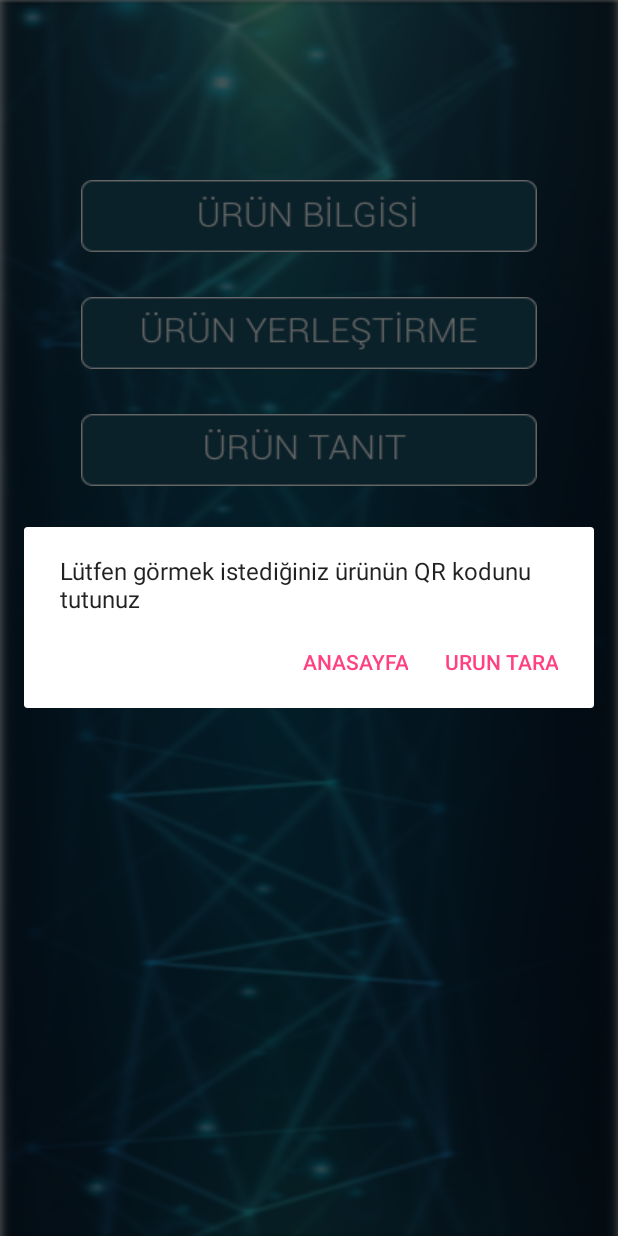
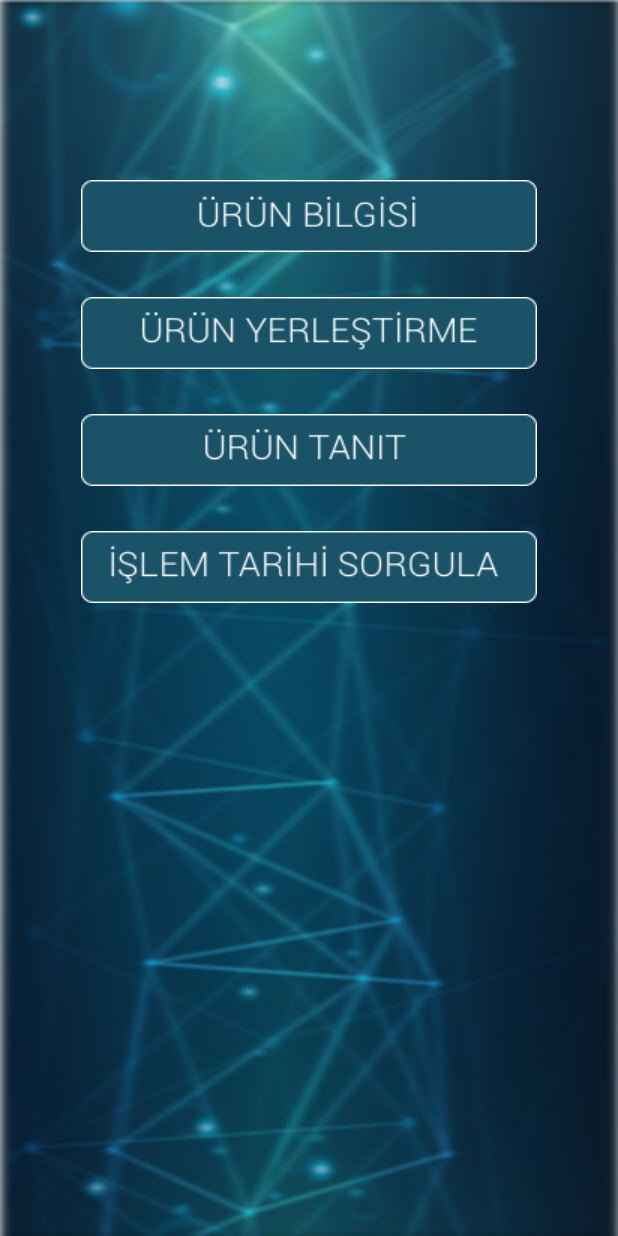
Before and after one commit to rmysbngl/ProductInformation, an Android app: the GirisEkrani screen opened directly, with no data from a screen before it, after a tap on an icon or button, on a phone screen of 412 x 824 dp. Run offline under Robolectric (Android 15) with nearby library versions, the phone set to English and light mode, and no system bars; libraries missing offline, so code that uses them is left out: com.google.zxing.integration.

Commit message:
Message Box kaldırdık

```diff
--- a/app/src/main/java/com/example/rumeysal/productinformation/AcilisEkrani.java
+++ b/app/src/main/java/com/example/rumeysal/productinformation/AcilisEkrani.java
@@ -40,8 +40,6 @@ public class AcilisEkrani extends AppCompatActivity
 
         NavigationView navigationView = (NavigationView) findViewById(R.id.nav_view);
         navigationView.setNavigationItemSelectedListener(this);
-
-
 
     }
 
--- a/app/src/main/java/com/example/rumeysal/productinformation/GirisEkrani.java
+++ b/app/src/main/java/com/example/rumeysal/productinformation/GirisEkrani.java
@@ -70,12 +70,6 @@ public class GirisEkrani extends AppCompatActivity {
                 break;
 
             case(R.id.UrunBilgisiGiris):                //Hazır olan bir ürünün bilgilerini öğrenmek için önce QR code kısmı çalışıyor sonro diğer class a geçiş yapılıyor
-                AlertDialog.Builder dialogOlusturucu = new AlertDialog.Builder(GirisEkrani.this);
-                dialogOlusturucu.setMessage("Lütfen görmek istediğiniz ürünün QR kodunu tutunuz")
-                        .setCancelable(false)
-                        .setPositiveButton("Urun Tara", new DialogInterface.OnClickListener() {
-                            @Override
-                            public void onClick(DialogInterface dialogInterface, int i) {
                     IntentIntegrator integrator = new IntentIntegrator(GirisEkrani.this);
                     integrator.setDesiredBarcodeFormats(IntentIntegrator.QR_CODE_TYPES);
                     integrator.setPrompt("Scan");
@@ -83,13 +77,6 @@ public class GirisEkrani extends AppCompatActivity {
                     integrator.setBeepEnabled(false);
                     integrator.setBarcodeImageEnabled(false);
                     integrator.initiateScan();
-
-
-                            }
-                        })
-                        .setNegativeButton("Anasayfa", null);
-                dialogOlusturucu.create().show();
-
                 break;
 
         case(R.id.Yeniurun):        //Cihaz çalışırken, cihaza yerleşecek ürünlere yönlendirir.
--- a/app/src/main/res/layout/activity_starting_screen.xml
+++ b/app/src/main/res/layout/activity_starting_screen.xml
@@ -18,7 +18,6 @@
         android:layout_centerHorizontal="true" />
 
 
-    tools:context="com.example.rumeysal.productinformation.StartingScreen">
 
 
     <!--<Button
```
Lines whose indentation alone changed are shown as unchanged.
